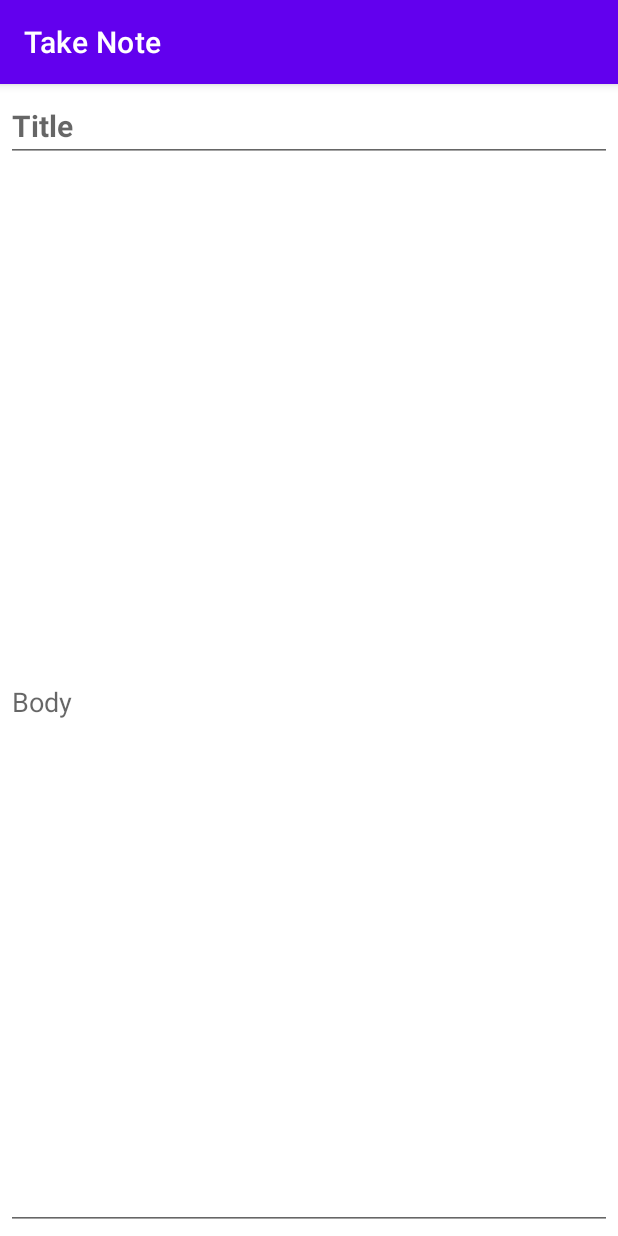
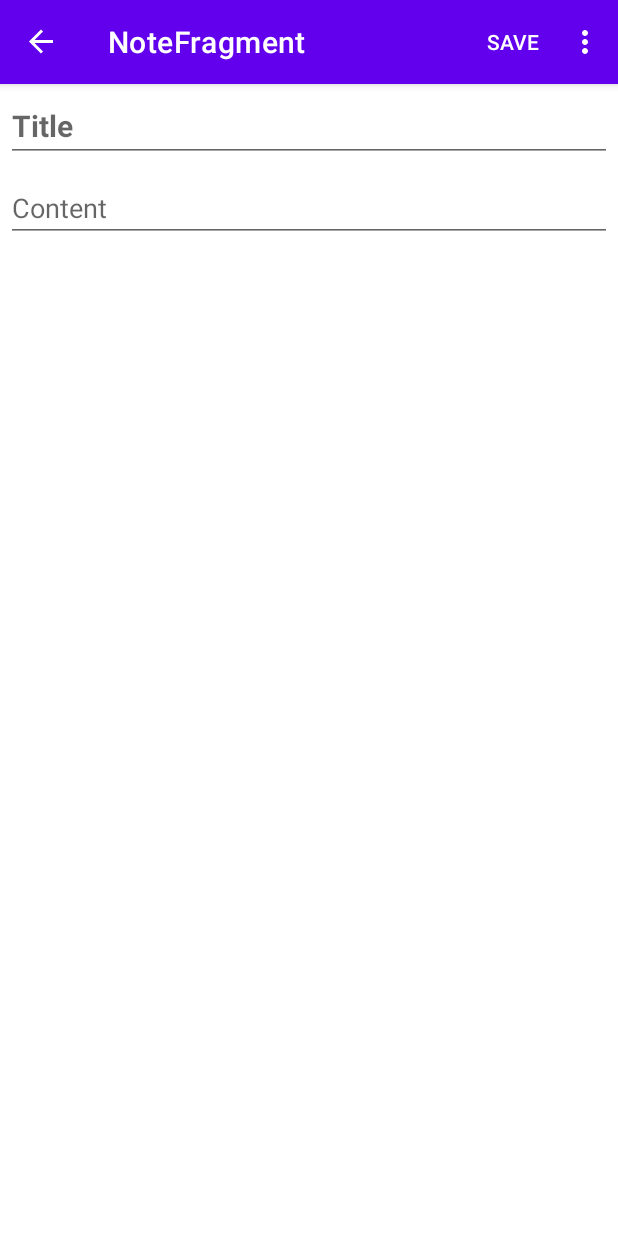
Before and after one commit to ifeadikanwa/TakeNote, an Android app: the NoteFragment screen opened through its navigation route, on a phone screen of 412 x 824 dp. Run offline under Robolectric (Android 15) with nearby library versions, the phone set to English and light mode, and no system bars; our stand-ins replace Dagger/Hilt's generated code, data binding, navigation-ui.

Commit message:
can now create note. fixed some gradle bugs causing app to crash. fixed the way I find nav controller in the main activity

```diff
--- a/app/src/main/java/com/ifyezedev/takenote/database/NoteDao.kt
+++ b/app/src/main/java/com/ifyezedev/takenote/database/NoteDao.kt
@@ -18,6 +18,6 @@ interface NoteDao {
     suspend fun getNote(id: Int) : Note
 
     @Query("SELECT * FROM Notes_Table")
-    suspend fun getAllNotes() : LiveData<List<Note>>
+    fun getAllNotes() : LiveData<List<Note>>
 
 }
--- a/app/src/main/java/com/ifyezedev/takenote/ui/HomeFragment.kt
+++ b/app/src/main/java/com/ifyezedev/takenote/ui/HomeFragment.kt
@@ -34,7 +34,7 @@ class HomeFragment : Fragment() {
 
     private fun createNote() {
         binding.addNoteButton.setOnClickListener {
-//            view.findNavController().navigate()
+            view?.findNavController()?.navigate(HomeFragmentDirections.actionHomeFragmentToNoteFragment())
         }
     }
 
--- a/app/src/main/java/com/ifyezedev/takenote/ui/MainActivity.kt
+++ b/app/src/main/java/com/ifyezedev/takenote/ui/MainActivity.kt
@@ -4,23 +4,27 @@ import androidx.appcompat.app.AppCompatActivity
 import android.os.Bundle
 import androidx.navigation.NavController
 import androidx.navigation.findNavController
+import androidx.navigation.fragment.NavHostFragment
 import androidx.navigation.ui.NavigationUI
 import com.ifyezedev.takenote.R
+import dagger.hilt.android.AndroidEntryPoint
 
+@AndroidEntryPoint
 class MainActivity : AppCompatActivity() {
-    lateinit var navController: NavController
-
+lateinit var navController: NavController
     override fun onCreate(savedInstanceState: Bundle?) {
         super.onCreate(savedInstanceState)
         setContentView(R.layout.activity_main)
 
-        navController = this.findNavController(R.id.nav_host_fragment)
+        val navHostFragment = supportFragmentManager.findFragmentById(R.id.my_nav_host_fragment) as NavHostFragment
+        navController = navHostFragment.navController
+
         NavigationUI.setupActionBarWithNavController(this, navController)
 
     }
 
     override fun onSupportNavigateUp(): Boolean {
-        navController = this.findNavController(R.id.nav_host_fragment)
+        navController = this.findNavController(R.id.my_nav_host_fragment)
         return navController.navigateUp()
     }
 }
--- a/app/src/main/java/com/ifyezedev/takenote/ui/NoteFragment.kt
+++ b/app/src/main/java/com/ifyezedev/takenote/ui/NoteFragment.kt
@@ -1,12 +1,14 @@
 package com.ifyezedev.takenote.ui
 
 import android.os.Bundle
+import android.util.Log
+import android.view.*
 import androidx.fragment.app.Fragment
-import android.view.LayoutInflater
-import android.view.View
-import android.view.ViewGroup
 import androidx.databinding.DataBindingUtil
 import androidx.fragment.app.viewModels
+import androidx.lifecycle.LifecycleOwner
+import androidx.lifecycle.Observer
+import androidx.navigation.fragment.findNavController
 import com.ifyezedev.takenote.R
 import com.ifyezedev.takenote.databinding.FragmentNoteBinding
 import dagger.hilt.android.AndroidEntryPoint
@@ -17,7 +19,7 @@ class NoteFragment : Fragment() {
 
     //because we used the @HiltViewModel on our view models we can just call them like this
     //in our fragment/activity and hilt knows how to instantiate them
-    val homeViewModel by viewModels<HomeViewModel>()
+    val noteViewModel by viewModels<NoteViewModel>()
 
     override fun onCreateView(
         inflater: LayoutInflater, container: ViewGroup?,
@@ -25,7 +27,47 @@ class NoteFragment : Fragment() {
     ): View? {
         // Inflate the layout for this fragment
         binding = DataBindingUtil.inflate(layoutInflater, R.layout.fragment_note, container, false)
+
+        setHasOptionsMenu(true)
+
+        noteViewModel.readyToNavigate.observe(viewLifecycleOwner, Observer {readyToNavigate: Boolean ->
+            if (readyToNavigate){
+                this.findNavController().navigate(NoteFragmentDirections.actionNoteFragmentToHomeFragment())
+            }
+        })
+
         return binding.root
     }
 
+
+    override fun onCreateOptionsMenu(menu: Menu, inflater: MenuInflater) {
+        super.onCreateOptionsMenu(menu, inflater)
+        inflater.inflate(R.menu.note_menu, menu)
+    }
+
+    override fun onOptionsItemSelected(item: MenuItem): Boolean {
+        when(item.itemId) {
+            R.id.save -> saveNote()
+            R.id.share ->shareNote()
+            R.id.delete ->deleteNote()
+        }
+
+        return super.onOptionsItemSelected(item)
+    }
+
+    private fun deleteNote() {
+        TODO("Not yet implemented")
+    }
+
+    private fun shareNote() {
+        TODO("Not yet implemented")
+    }
+
+    private fun saveNote() {
+        Log.i("NoteFragment", "in save note -F")
+        val title = binding.noteTitleEditText.editableText.toString()
+        val content =binding.noteContentEditText.editableText.toString()
+
+        noteViewModel.saveNote(null, title, content)
+    }
 }
--- a/app/src/main/java/com/ifyezedev/takenote/ui/NoteViewModel.kt
+++ b/app/src/main/java/com/ifyezedev/takenote/ui/NoteViewModel.kt
@@ -1,11 +1,40 @@
 package com.ifyezedev.takenote.ui
 
+import android.util.Log
+import androidx.lifecycle.LiveData
+import androidx.lifecycle.MutableLiveData
 import androidx.lifecycle.ViewModel
+import androidx.lifecycle.viewModelScope
+import com.ifyezedev.takenote.database.Note
 import com.ifyezedev.takenote.ui.DataRepository
 import dagger.hilt.android.lifecycle.HiltViewModel
+import kotlinx.coroutines.Dispatchers
+import kotlinx.coroutines.launch
+import java.util.*
 import javax.inject.Inject
 
 @HiltViewModel
 class NoteViewModel @Inject constructor(private val dataRepository: DataRepository) : ViewModel() {
+    private val _readyToNavigate = MutableLiveData<Boolean>()
+    val readyToNavigate: LiveData<Boolean>
+        get() = _readyToNavigate
+
+    fun saveNote(noteId: Int?, title: String, content: String) {
+        if (noteId == null){
+            //create a new note in table
+            val lastUpdateTime = Calendar.getInstance().timeInMillis
+            val note = Note(lastUpdateTime, title, content)
+
+            viewModelScope.launch(Dispatchers.IO) {
+                Log.i("NoteFragment", "in save note -VM")
+                dataRepository.insertNote(note)
+            }
+        }
+        else {
+            //TODO: update existing note in table
+        }
+
+        _readyToNavigate.value = true
+    }
 
 }
--- a/app/src/main/res/layout/activity_main.xml
+++ b/app/src/main/res/layout/activity_main.xml
@@ -1,5 +1,5 @@
 <?xml version="1.0" encoding="utf-8"?>
-<androidx.constraintlayout.widget.ConstraintLayout xmlns:android="http://schemas.android.com/apk/res/android"
+<FrameLayout xmlns:android="http://schemas.android.com/apk/res/android"
     xmlns:app="http://schemas.android.com/apk/res-auto"
     xmlns:tools="http://schemas.android.com/tools"
     android:layout_width="match_parent"
@@ -7,11 +7,11 @@
     tools:context=".ui.MainActivity">
 
     <androidx.fragment.app.FragmentContainerView
-        android:id="@+id/nav_host_fragment"
+        android:id="@+id/my_nav_host_fragment"
         android:layout_width="match_parent"
         android:layout_height="match_parent"
         android:name="androidx.navigation.fragment.NavHostFragment"
         app:navGraph="@navigation/nav_graph"
         app:defaultNavHost="true"/>
 
-</androidx.constraintlayout.widget.ConstraintLayout>
+</FrameLayout>
--- a/app/src/main/res/layout/fragment_note.xml
+++ b/app/src/main/res/layout/fragment_note.xml
@@ -1,5 +1,5 @@
 <?xml version="1.0" encoding="utf-8"?>
-<layout>
+<layout xmlns:app="http://schemas.android.com/apk/res-auto">
     <LinearLayout xmlns:android="http://schemas.android.com/apk/res/android"
         xmlns:tools="http://schemas.android.com/tools"
         android:layout_width="match_parent"
@@ -17,12 +17,16 @@
             android:hint="@string/title"/>
 
         <com.google.android.material.textfield.TextInputEditText
-            android:id="@+id/noteBodyEditText"
+            android:id="@+id/noteContentEditText"
             android:layout_width="match_parent"
-            android:layout_height="match_parent"
+            android:layout_height="wrap_content"
             android:layout_margin="@dimen/small_margin"
-            android:hint="@string/body"/>
-
+            android:hint="@string/content"
+            app:boxStrokeWidth="0dp"
+            app:boxStrokeWidthFocused="0dp"
+            app:boxStrokeColor="#FFF"
+            app:boxBackgroundColor="#FFF"
+            />
 
     </LinearLayout>
 </layout>
--- /dev/null
+++ b/app/src/main/res/menu/note_menu.xml
@@ -0,0 +1,20 @@
+<?xml version="1.0" encoding="utf-8"?>
+<menu xmlns:app="http://schemas.android.com/apk/res-auto"
+    xmlns:android="http://schemas.android.com/apk/res/android">
+
+    <item
+        android:id="@+id/save"
+        android:title="Save"
+        app:showAsAction="always" />
+
+    <item
+        android:id="@+id/share"
+        android:title="Share"
+        app:showAsAction="never" />
+
+    <item
+        android:id="@+id/delete"
+        android:title="Delete"
+        app:showAsAction="never" />
+
+</menu>
--- a/app/src/main/res/navigation/nav_graph.xml
+++ b/app/src/main/res/navigation/nav_graph.xml
@@ -15,5 +15,11 @@
     <fragment
         android:id="@+id/noteFragment"
         android:name="com.ifyezedev.takenote.ui.NoteFragment"
-        android:label="NoteFragment" />
+        android:label="NoteFragment" >
+        <action
+            android:id="@+id/action_noteFragment_to_homeFragment"
+            app:destination="@id/homeFragment"
+            app:popUpTo="@id/homeFragment"
+            app:popUpToInclusive="true" />
+    </fragment>
 </navigation>
--- a/app/src/main/res/values/strings.xml
+++ b/app/src/main/res/values/strings.xml
@@ -6,4 +6,5 @@
     <string name="add_note">Add Note</string>
     <string name="body">Body</string>
     <string name="title">Title</string>
+    <string name="content">Content</string>
 </resources>
--- a/build.gradle
+++ b/build.gradle
@@ -1,6 +1,6 @@
 // Top-level build file where you can add configuration options common to all sub-projects/modules.
 buildscript {
-    ext.kotlin_version = "1.5.20"
+    ext.kotlin_version = "1.5.21"
     ext.hilt_version = '2.38.1'
     ext.nav_version = "2.3.5"
     repositories {
```
Also changed, not shown: app/build.gradle (+12 -1 lines), app/src/main/java/com/ifyezedev/takenote/database/Note.kt (+3 -4 lines), app/src/main/java/com/ifyezedev/takenote/ui/DataRepository.kt (+11 -0 lines).
